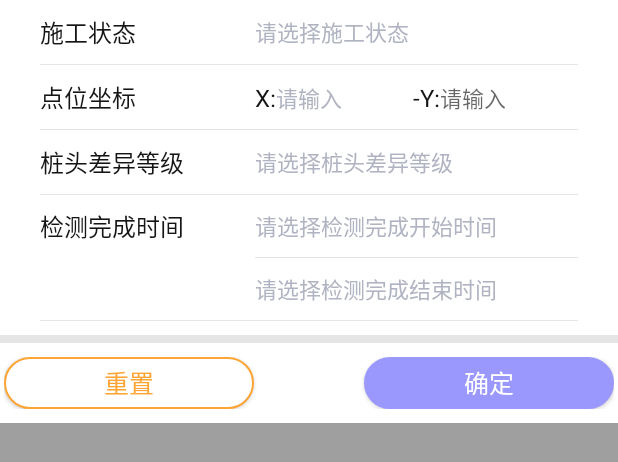
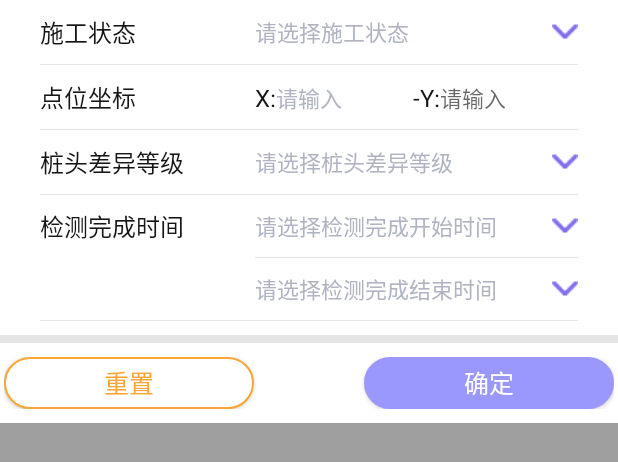
Before and after one commit to zhangjie201412/Guanwuyou, an Android app: the layout pop_pile_filter.xml on its own in the app's theme, with its tools: preview values and no code run, on a phone screen of 412 x 824 dp. Shown: the top 462 px of the screen. Run offline under Robolectric (Android 15) with nearby library versions, the phone set to English and light mode, and no system bars.

```diff
--- a/app/src/main/java/com/iot/zhs/guanwuyou/LoginActivity.java
+++ b/app/src/main/java/com/iot/zhs/guanwuyou/LoginActivity.java
@@ -198,7 +198,7 @@ public class LoginActivity extends AppCompatActivity {
 
             @Override
             public void onError(Call call, Exception e, int id) {
-//                showToast("无法从服务器获取回复!");
+                showToast("连接异常，请重试!");
                 e.printStackTrace();
                 if(mProgressDialog.isShowing()) {
                     mProgressDialog.dismiss();
--- a/app/src/main/java/com/iot/zhs/guanwuyou/PileListActivity.java
+++ b/app/src/main/java/com/iot/zhs/guanwuyou/PileListActivity.java
@@ -190,9 +190,9 @@ public class PileListActivity extends AppCompatActivity implements BGARefreshLay
     public void showFilterPop() {
         if (filterPopupWindow == null) {
             filterPopupWindow = new PileListFilterPopupWindow(PileListActivity.this, mAdvanceImageView, this);
-            /*if(!Utils.stringIsEmpty(diffGrade)){
+            if(!Utils.stringIsEmpty(diffGrade)){
                 filterPopupWindow.setDifferGradeTv(diffGrade);
-            }*/
+            }
             if(!Utils.stringIsEmpty(index)){
                 filterPopupWindow.setPileStateTv(index);
             }
--- a/app/src/main/java/com/iot/zhs/guanwuyou/comm/http/DeviceModel.java
+++ b/app/src/main/java/com/iot/zhs/guanwuyou/comm/http/DeviceModel.java
@@ -29,7 +29,7 @@ public class DeviceModel {
             public String state;//设备状态
             public String companyId;//公司id
             public String projectState;//项目状态
-            public String elcMany;//电量
+            public String elcMany="0";//电量
             public String deviceVer;//版本号
         }
 
@@ -39,7 +39,7 @@ public class DeviceModel {
             public String slaveDeviceId;//从机Id
             public String slaveDeviceSN;//从机的sn编号
             public String lastRunTime;//最后使用时间
-            public String elcMany;//电量
+            public String elcMany="0";//电量
             public String errCode;//从机的错误代码
             public String sensorSN;//传感器编号
             public String runTimes;//传感器的使用次数
--- a/app/src/main/java/com/iot/zhs/guanwuyou/fragment/FirstFragment.java
+++ b/app/src/main/java/com/iot/zhs/guanwuyou/fragment/FirstFragment.java
@@ -307,8 +307,8 @@ public class FirstFragment extends Fragment {
             mPieChart.setData(null);
         }else {
             ArrayList<PieEntry> entries = new ArrayList<>();
+            entries.add(new PieEntry(constructing, "施工中桩数", null));
             entries.add(new PieEntry(unconstruct, "未施工桩数", null));
-            entries.add(new PieEntry(constructing, "施工中桩数", null));
             entries.add(new PieEntry(calFinish, "检测完成桩数", null));
             entries.add(new PieEntry(otherFinish, "非检测完成桩数", null));
 
@@ -319,9 +319,8 @@ public class FirstFragment extends Fragment {
             dataSet.setSelectionShift(5f);
 
             ArrayList<Integer> colors = new ArrayList<Integer>();
-
+            colors.add(Color.parseColor("#6369d8"));
             colors.add(Color.parseColor("#ed6663"));
-            colors.add(Color.parseColor("#6369d8"));
             colors.add(Color.parseColor("#0fd2ae"));
             colors.add(Color.parseColor("#fdd100"));
 
--- a/app/src/main/java/com/iot/zhs/guanwuyou/utils/Utils.java
+++ b/app/src/main/java/com/iot/zhs/guanwuyou/utils/Utils.java
@@ -35,7 +35,9 @@ public class Utils {
     public static final int MASTER_HAS_REPORT_CHECK_REPORT1 = 1;
     public static final int MASTER_HAS_REPORT_CHECK_REPORT2 = 2;
 
-    public static final String SERVER_ADDR = "http://61.177.48.122:8685";
+   // public static final String SERVER_ADDR = "http://61.177.48.122:8685";
+    public static final String SERVER_ADDR = "http://10.10.18.128:8081";//星星
+
 
     public static final String SLAVE_DEVICE_RECORD = "ZHS";
 
--- a/app/src/main/res/layout/fragment_device.xml
+++ b/app/src/main/res/layout/fragment_device.xml
@@ -1,7 +1,8 @@
 <?xml version="1.0" encoding="utf-8"?>
 <RelativeLayout xmlns:android="http://schemas.android.com/apk/res/android"
     android:layout_width="match_parent"
-    android:layout_height="match_parent">
+    android:layout_height="match_parent"
+    android:background="#ffffff">
 
     <android.support.v7.widget.Toolbar
         android:id="@+id/tb_top"
--- a/app/src/main/res/layout/item_slave_device.xml
+++ b/app/src/main/res/layout/item_slave_device.xml
@@ -145,12 +145,12 @@
 
             <TextView
                 android:id="@+id/device_ele_tv"
-                android:layout_width="wrap_content"
+                android:layout_width="70px"
                 android:layout_height="wrap_content"
                 android:layout_alignParentRight="true"
-                android:layout_marginRight="30px"
+                android:layout_marginRight="20px"
                 android:layout_marginTop="28px"
-                android:text="50%"
+                android:text="100%"
                 android:textColor="#fbbc05"
                 android:textSize="22px" />
         </RelativeLayout>
--- a/app/src/main/res/layout/pop_pile_filter.xml
+++ b/app/src/main/res/layout/pop_pile_filter.xml
@@ -52,7 +52,9 @@
                         android:lines="1"
                         android:text=""
                         android:textColorHint="#b0b3c1"
-                        android:textColor="#4e585c"                          android:textSize="22px" />
+                        android:textColor="#4e585c"
+                        android:textSize="22px"
+                        android:drawableRight="@mipmap/icon_drop_purple"/>
                 </LinearLayout>
 
                 <View style="@style/divider_style" />
@@ -159,7 +161,8 @@
                         android:text=""
                         android:textColorHint="#b0b3c1"
                         android:textColor="#4e585c"
-                        android:textSize="22px" />
+                        android:textSize="22px"
+                        android:drawableRight="@mipmap/icon_drop_purple"/>
                 </LinearLayout>
 
                 <View style="@style/divider_style" />
@@ -194,7 +197,8 @@
                         android:text=""
                         android:textColorHint="#b0b3c1"
                         android:textColor="#4e585c"
-                        android:textSize="22px" />
+                        android:textSize="22px"
+                        android:drawableRight="@mipmap/icon_drop_purple"/>
 
                     <View
                         style="@style/divider_style"
@@ -229,7 +233,8 @@
                         android:text=""
                         android:textColorHint="#b0b3c1"
                         android:textColor="#4e585c"
-                        android:textSize="22px" />
+                        android:textSize="22px"
+                        android:drawableRight="@mipmap/icon_drop_purple"/>
                 </LinearLayout>
 
                 <View style="@style/divider_style" />
--- a/app/src/main/res/values/colors.xml
+++ b/app/src/main/res/values/colors.xml
@@ -5,4 +5,6 @@
     <color name="colorAccent">#FF4081</color>
 
     <color name="white">#FFFFFF</color>
+
+
 </resources>
```
Also changed, not shown: app/src/main/java/com/iot/zhs/guanwuyou/NavigationActivity.java (+4 -4 lines), app/src/main/java/com/iot/zhs/guanwuyou/adapter/DeviceAdapter.java (+5 -2 lines), app/src/main/java/com/iot/zhs/guanwuyou/comm/http/LoginUserModel.java (+6 -1 lines), app/src/main/java/com/iot/zhs/guanwuyou/view/PileListFilterPopupWindow.java (+26 -21 lines), app/src/main/res/mipmap-mdpi/icon_drop_purple.png (added).
